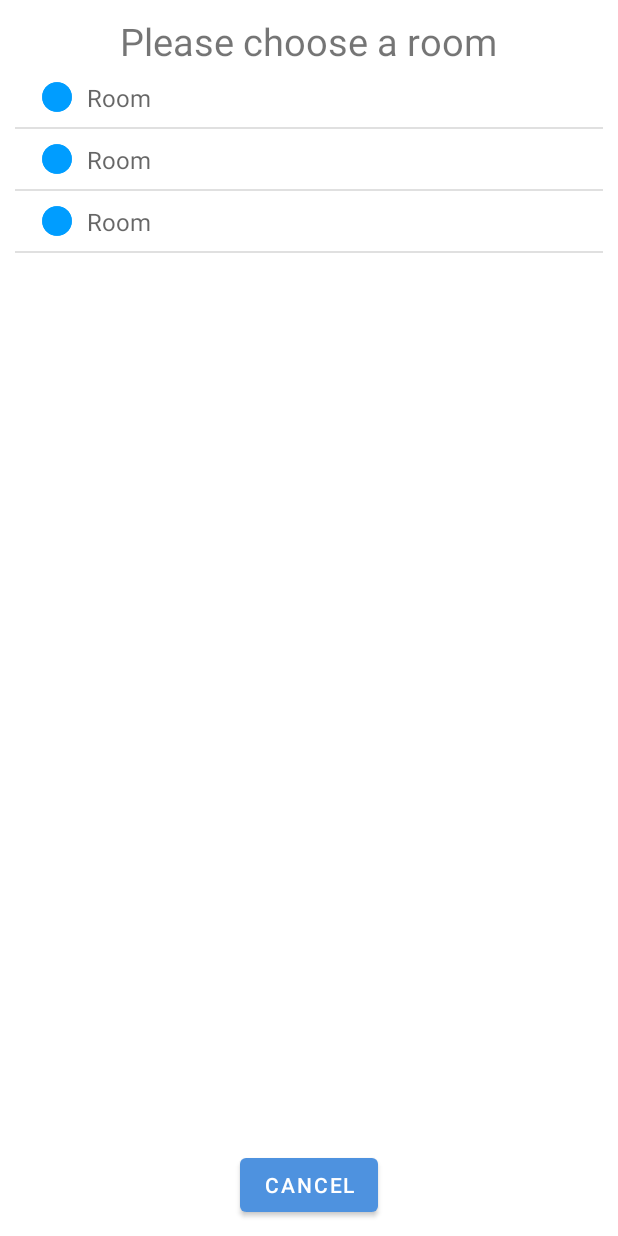
After one commit to SimoJOUDAR/P4_MaReu, an Android app: the layout room_filter_dialog.xml on its own in the app's theme, with its tools: preview values and no code run, on a phone screen of 412 x 824 dp. The commit adds this screen. Run offline under Robolectric (Android 15) with nearby library versions, the phone set to English and light mode, and no system bars.

Commit message:
Room filter : Dialog preconfigured

```diff
--- a/app/src/main/java/fr/joudar/mareu/ui/MeetingsListActivity.java
+++ b/app/src/main/java/fr/joudar/mareu/ui/MeetingsListActivity.java
@@ -12,6 +12,7 @@ import androidx.recyclerview.widget.LinearLayoutManager;
 import androidx.recyclerview.widget.RecyclerView;
 
 import android.app.DatePickerDialog;
+import android.app.Dialog;
 import android.content.Intent;
 import android.os.Build;
 import android.os.Bundle;
@@ -19,6 +20,7 @@ import android.os.Parcelable;
 import android.view.Menu;
 import android.view.MenuItem;
 import android.view.View;
+import android.widget.Button;
 import android.widget.DatePicker;
 import android.widget.Toast;
 
@@ -27,6 +29,7 @@ import java.util.Calendar;
 
 import fr.joudar.mareu.R;
 import fr.joudar.mareu.databinding.ActivityMeetingsListBinding;
+import fr.joudar.mareu.databinding.RoomFilterDialogBinding;
 import fr.joudar.mareu.di.DI;
 import fr.joudar.mareu.model.Meeting;
 import fr.joudar.mareu.model.Room;
@@ -41,6 +44,7 @@ public class MeetingsListActivity extends AppCompatActivity implements onItemCli
     RecyclerView mRecyclerView;
     ActivityResultLauncher<Intent> mStartAddMeetingForResult;
     LocalDate mFilterDate;
+    //RoomFilterDialogBinding dialogBinding;
 
     @RequiresApi(api = Build.VERSION_CODES.O)
     @Override
@@ -149,6 +153,13 @@ public class MeetingsListActivity extends AppCompatActivity implements onItemCli
         Toast.makeText(this, "Room filter checked", Toast.LENGTH_SHORT).show();
         //Display spinner
         //On selected launch: refreshRecyclerViewWithRoomFilter(room);
+        Dialog dialog = new Dialog(this);
+        dialog.setContentView(R.layout.room_filter_dialog);
+
+        Button dialogBinding = (Button) dialog.findViewById(R.id.dialog_button);
+        dialogBinding.setOnClickListener(view -> dialog.dismiss());
+
+        dialog.show();
     }
 
     private void getDateFilter(){
--- /dev/null
+++ b/app/src/main/res/layout/room_filter_dialog.xml
@@ -0,0 +1,31 @@
+<?xml version="1.0" encoding="utf-8"?>
+<LinearLayout xmlns:android="http://schemas.android.com/apk/res/android"
+    xmlns:tools="http://schemas.android.com/tools"
+    android:orientation="vertical"
+    android:padding="10dp"
+    android:gravity="center"
+    android:layout_width="match_parent"
+    android:layout_height="match_parent">
+
+    <TextView
+        android:layout_width="wrap_content"
+        android:layout_height="wrap_content"
+        android:textSize="25sp"
+        android:text="Please choose a room"/>
+
+    <ListView
+        android:id="@+id/dialog_listview"
+        android:layout_width="wrap_content"
+        android:layout_height="0dp"
+        tools:listitem="@layout/rooms_list_spinner_item"
+        android:layout_weight="1">
+
+    </ListView>
+
+    <Button
+        android:id="@+id/dialog_button"
+        android:layout_width="wrap_content"
+        android:layout_height="wrap_content"
+        android:text="Cancel"/>
+
+</LinearLayout>
```
